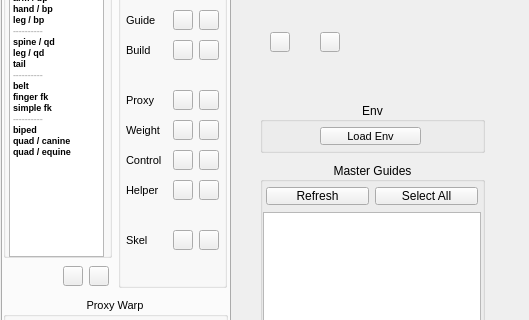
Qt form nl_modules/nl_rigging_tools.ui (nickyliux/nl_rigging_tools) before a commit; both pictures show x 0 to 529 and y 198 to 518 of the 529 by 901 pixel window.
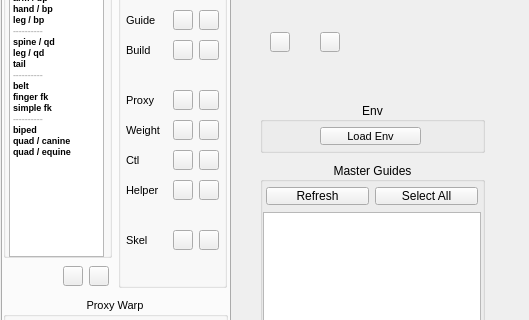
The same form after that commit.

```diff
--- a/nl_modules/nl_rigging_tools.ui
+++ b/nl_modules/nl_rigging_tools.ui
@@ -728,7 +728,7 @@
           </size>
          </property>
          <property name="text">
-          <string>Control</string>
+          <string>Ctl</string>
          </property>
         </widget>
        </item>
```
